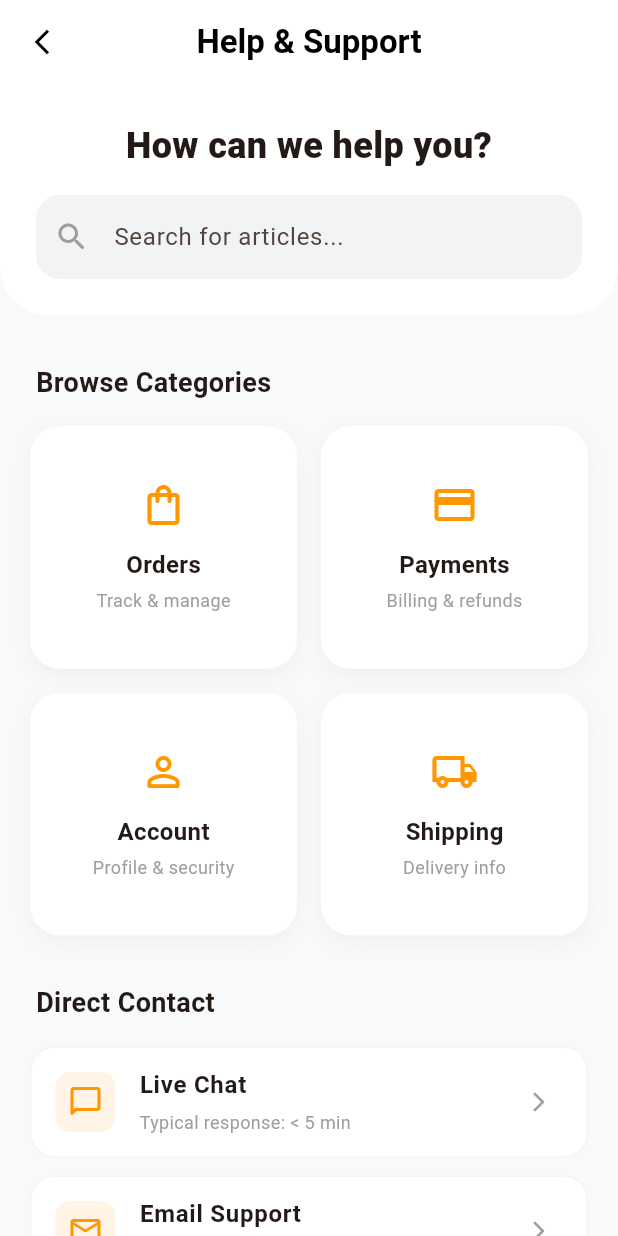
After one commit to poche101/sbrai_solutions, a Flutter app: the HelpSupportPage screen opened directly, on a phone screen of 412 x 824 dp. The commit adds this screen. Run offline on Flutter 3.47's test engine with Material 3 defaults, Android fonts, the phone set to English and light mode, and no system bars; our stand-ins replace image_picker; accounts and stored records are empty.

Commit message:
feat: add HelpSupportPage with CategoryGrid, ContactTiles, and url_launcher integration

```diff
--- /dev/null
+++ b/lib/buyer/screens/settings/help_support_page.dart
@@ -0,0 +1,271 @@
+import 'package:flutter/material.dart';
+import 'package:url_launcher/url_launcher.dart';
+
+class HelpSupportPage extends StatelessWidget {
+  const HelpSupportPage({super.key});
+
+  // Helper function to launch the phone dialer
+  Future<void> _makePhoneCall(String phoneNumber) async {
+    final Uri launchUri = Uri(
+      scheme: 'tel',
+      path: phoneNumber.replaceAll(' ', ''),
+    );
+    if (await canLaunchUrl(launchUri)) {
+      await launchUrl(launchUri);
+    } else {
+      // You can show a snackbar error here if needed
+      debugPrint('Could not launch $launchUri');
+    }
+  }
+
+  // Helper function to launch email
+  Future<void> _sendEmail(String email) async {
+    final Uri launchUri = Uri(scheme: 'mailto', path: email);
+    if (await canLaunchUrl(launchUri)) {
+      await launchUrl(launchUri);
+    }
+  }
+
+  @override
+  Widget build(BuildContext context) {
+    return Scaffold(
+      backgroundColor: const Color(0xFFF8F9FA),
+      appBar: AppBar(
+        title: const Text(
+          'Help & Support',
+          style: TextStyle(color: Colors.black, fontWeight: FontWeight.bold),
+        ),
+        backgroundColor: Colors.white,
+        elevation: 0,
+        leading: IconButton(
+          icon: const Icon(
+            Icons.arrow_back_ios_new,
+            color: Colors.black,
+            size: 20,
+          ),
+          onPressed: () => Navigator.pop(context),
+        ),
+        centerTitle: true,
+      ),
+      body: SingleChildScrollView(
+        child: Column(
+          crossAxisAlignment: CrossAxisAlignment.start,
+          children: [
+            // Header Search Section
+            Container(
+              width: double.infinity,
+              padding: const EdgeInsets.all(24),
+              decoration: const BoxDecoration(
+                color: Colors.white,
+                borderRadius: BorderRadius.only(
+                  bottomLeft: Radius.circular(32),
+                  bottomRight: Radius.circular(32),
+                ),
+              ),
+              child: Column(
+                children: [
+                  const Text(
+                    'How can we help you?',
+                    style: TextStyle(fontSize: 24, fontWeight: FontWeight.w900),
+                  ),
+                  const SizedBox(height: 16),
+                  TextField(
+                    decoration: InputDecoration(
+                      hintText: 'Search for articles...',
+                      prefixIcon: const Icon(
+                        Icons.search_rounded,
+                        color: Colors.grey,
+                      ),
+                      filled: true,
+                      fillColor: const Color(0xFFF1F3F5),
+                      border: OutlineInputBorder(
+                        borderRadius: BorderRadius.circular(16),
+                        borderSide: BorderSide.none,
+                      ),
+                    ),
+                  ),
+                ],
+              ),
+            ),
+
+            const Padding(
+              padding: EdgeInsets.fromLTRB(24, 32, 24, 16),
+              child: Text(
+                'Browse Categories',
+                style: TextStyle(fontSize: 18, fontWeight: FontWeight.bold),
+              ),
+            ),
+
+            // Category Grid
+            Padding(
+              padding: const EdgeInsets.symmetric(horizontal: 20),
+              child: GridView.count(
+                shrinkWrap: true,
+                physics: const NeverScrollableScrollPhysics(),
+                crossAxisCount: 2,
+                crossAxisSpacing: 16,
+                mainAxisSpacing: 16,
+                childAspectRatio: 1.1,
+                children: [
+                  _buildCategoryCard(
+                    Icons.shopping_bag_outlined,
+                    'Orders',
+                    'Track & manage',
+                  ),
+                  _buildCategoryCard(
+                    Icons.payment_outlined,
+                    'Payments',
+                    'Billing & refunds',
+                  ),
+                  _buildCategoryCard(
+                    Icons.person_outline_rounded,
+                    'Account',
+                    'Profile & security',
+                  ),
+                  _buildCategoryCard(
+                    Icons.local_shipping_outlined,
+                    'Shipping',
+                    'Delivery info',
+                  ),
+                ],
+              ),
+            ),
+
+            const Padding(
+              padding: EdgeInsets.fromLTRB(24, 32, 24, 16),
+              child: Text(
+                'Direct Contact',
+                style: TextStyle(fontSize: 18, fontWeight: FontWeight.bold),
+              ),
+            ),
+
+            // Contact List
+            Padding(
+              padding: const EdgeInsets.symmetric(horizontal: 20),
+              child: Column(
+                children: [
+                  _buildContactTile(
+                    Icons.chat_bubble_outline_rounded,
+                    'Live Chat',
+                    const Text(
+                      'Typical response: < 5 min',
+                      style: TextStyle(fontSize: 12, color: Colors.grey),
+                    ),
+                    onTap: () {
+                      // Logic for live chat
+                    },
+                  ),
+                  _buildContactTile(
+                    Icons.email_outlined,
+                    'Email Support',
+                    const Text(
+                      'support@sbraisolutions.com',
+                      style: TextStyle(fontSize: 12, color: Colors.grey),
+                    ),
+                    onTap: () => _sendEmail('support@sbraisolutions.com'),
+                  ),
+                  _buildContactTile(
+                    Icons.phone_in_talk_outlined,
+                    'Phone Support',
+                    Column(
+                      crossAxisAlignment: CrossAxisAlignment.start,
+                      children: const [
+                        Text(
+                          '+234 916 797 2000',
+                          style: TextStyle(fontSize: 13, color: Colors.black87),
+                        ),
+                        Text(
+                          '+234 815 290 9558',
+                          style: TextStyle(fontSize: 13, color: Colors.black87),
+                        ),
+                        SizedBox(height: 4),
+                        Text(
+                          'Mon-Fri, 9am - 6pm',
+                          style: TextStyle(fontSize: 12, color: Colors.grey),
+                        ),
+                      ],
+                    ),
+                    onTap: () {
+                      // Opens dialer for the primary number
+                      _makePhoneCall('+2349167972000');
+                    },
+                  ),
+                ],
+              ),
+            ),
+            const SizedBox(height: 40),
+          ],
+        ),
+      ),
+    );
+  }
+
+  Widget _buildCategoryCard(IconData icon, String title, String subtitle) {
+    return Container(
+      decoration: BoxDecoration(
+        color: Colors.white,
+        borderRadius: BorderRadius.circular(20),
+        boxShadow: [
+          BoxShadow(
+            color: Colors.black.withOpacity(0.04),
+            blurRadius: 10,
+            offset: const Offset(0, 4),
+          ),
+        ],
+      ),
+      child: Column(
+        mainAxisAlignment: MainAxisAlignment.center,
+        children: [
+          Icon(icon, color: Colors.orange, size: 32),
+          const SizedBox(height: 12),
+          Text(
+            title,
+            style: const TextStyle(fontWeight: FontWeight.bold, fontSize: 16),
+          ),
+          const SizedBox(height: 4),
+          Text(
+            subtitle,
+            style: const TextStyle(color: Colors.grey, fontSize: 12),
+          ),
+        ],
+      ),
+    );
+  }
+
+  Widget _buildContactTile(
+    IconData icon,
+    String title,
+    Widget subtitle, { // Changed from String to Widget to handle Columns
+    required VoidCallback onTap,
+  }) {
+    return Container(
+      margin: const EdgeInsets.only(bottom: 12),
+      decoration: BoxDecoration(
+        color: Colors.white,
+        borderRadius: BorderRadius.circular(16),
+        border: Border.all(color: Colors.grey.shade100),
+      ),
+      child: ListTile(
+        onTap: onTap,
+        leading: Container(
+          padding: const EdgeInsets.all(8),
+          decoration: BoxDecoration(
+            color: Colors.orange.withOpacity(0.1),
+            borderRadius: BorderRadius.circular(10),
+          ),
+          child: Icon(icon, color: Colors.orange),
+        ),
+        title: Text(title, style: const TextStyle(fontWeight: FontWeight.bold)),
+        subtitle: Padding(
+          padding: const EdgeInsets.only(top: 4),
+          child: subtitle,
+        ),
+        trailing: const Icon(
+          Icons.arrow_forward_ios_rounded,
+          size: 16,
+          color: Colors.grey,
+        ),
+      ),
+    );
+  }
+}
--- a/lib/buyer/screens/message_screen.dart
+++ b/lib/buyer/screens/settings/message_screen.dart
@@ -1,6 +1,6 @@
 import 'package:flutter/material.dart';
 import 'package:sbrai_solutions/models/message_model.dart';
-import 'package:sbrai_solutions/buyer/screens/chat_screen.dart';
+import 'package:sbrai_solutions/buyer/screens/settings/chat_screen.dart';
 
 class MessageScreen extends StatefulWidget {
   // Pass the list of messages into the screen to make it fully dynamic
--- a/lib/buyer/screens/settings_screen.dart
+++ b/lib/buyer/screens/settings/settings_screen.dart
@@ -1,8 +1,9 @@
 import 'package:flutter/cupertino.dart';
 import 'package:flutter/material.dart';
 import 'package:sbrai_solutions/models/settings_model.dart';
-import 'package:sbrai_solutions/buyer/screens/buyers_terms_page.dart';
-import 'package:sbrai_solutions/buyer/screens/privacy_policy_page.dart';
+import 'package:sbrai_solutions/buyer/screens/settings/buyers_terms_page.dart';
+import 'package:sbrai_solutions/buyer/screens/settings/privacy_policy_page.dart';
+import 'package:sbrai_solutions/buyer/screens/settings/help_support_page.dart';
 
 class SettingsScreen extends StatefulWidget {
   const SettingsScreen({super.key});
@@ -143,7 +144,12 @@ class _SettingsScreenState extends State<SettingsScreen> {
 
                 // 3. Help & Support Tile
                 _buildActionTile('Help & Support', Icons.help_outline, () {
-                  // Logic for support (e.g., email or chat) goes here
+                  Navigator.push(
+                    context,
+                    MaterialPageRoute(
+                      builder: (context) => const HelpSupportPage(),
+                    ),
+                  );
                 }),
               ],
             ),
--- a/lib/buyer/widgets/buyers_menu.dart
+++ b/lib/buyer/widgets/buyers_menu.dart
@@ -2,10 +2,10 @@ import 'dart:io';
 import 'package:flutter/material.dart';
 import 'package:image_picker/image_picker.dart';
 import 'package:sbrai_solutions/buyer/screens/profile_screen.dart';
-import 'package:sbrai_solutions/buyer/screens/favorite_screen.dart';
-import 'package:sbrai_solutions/buyer/screens/message_screen.dart';
+import 'package:sbrai_solutions/buyer/screens/settings/favorite_screen.dart';
+import 'package:sbrai_solutions/buyer/screens/settings/message_screen.dart';
 // New Import for Settings Screen
-import 'package:sbrai_solutions/buyer/screens/settings_screen.dart';
+import 'package:sbrai_solutions/buyer/screens/settings/settings_screen.dart';
 
 class BuyersMenu extends StatefulWidget {
   final bool isDesktop;
--- a/lib/main.dart
+++ b/lib/main.dart
@@ -1,7 +1,7 @@
 import 'package:flutter/material.dart';
 import 'buyer/screens/account_selection_screen.dart';
-import 'package:sbrai_solutions/buyer/screens/favorite_screen.dart';
-import 'package:sbrai_solutions/buyer/screens/buyers_terms_page.dart'; // Import your new terms page
+import 'package:sbrai_solutions/buyer/screens/settings/favorite_screen.dart';
+import 'package:sbrai_solutions/buyer/screens/settings/buyers_terms_page.dart'; // Import your new terms page
 
 void main() {
   runApp(const SbraiSolutionsApp());
```
Also changed, not shown: lib/buyer/screens/settings/buyers_terms_page.dart (renamed from lib/buyer/screens/buyers_terms_page.dart), lib/buyer/screens/settings/chat_screen.dart (renamed from lib/buyer/screens/chat_screen.dart), lib/buyer/screens/settings/favorite_screen.dart (renamed from lib/buyer/screens/favorite_screen.dart), lib/buyer/screens/settings/privacy_policy_page.dart (renamed from lib/buyer/screens/privacy_policy_page.dart).
